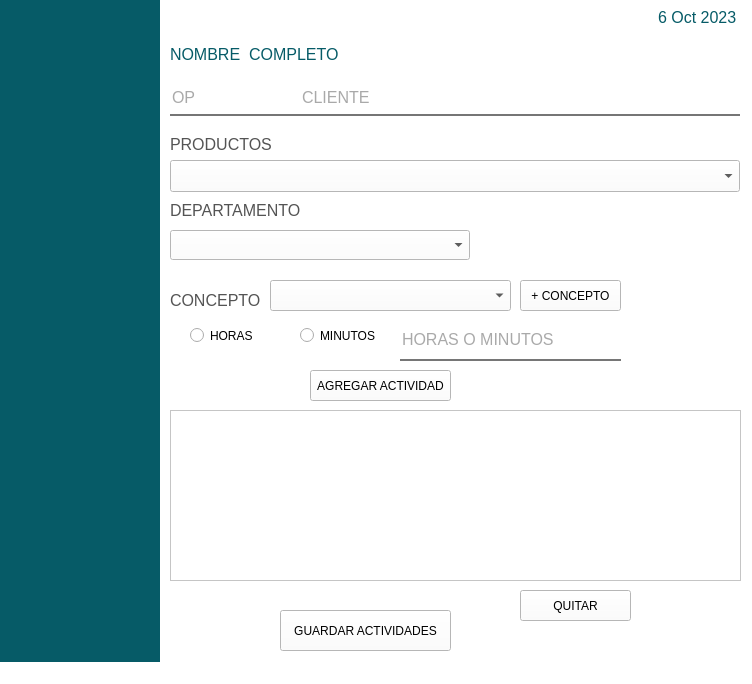
alma-assembled/Actividades_Assembled, file Views/formulario.ui: the form before one commit.
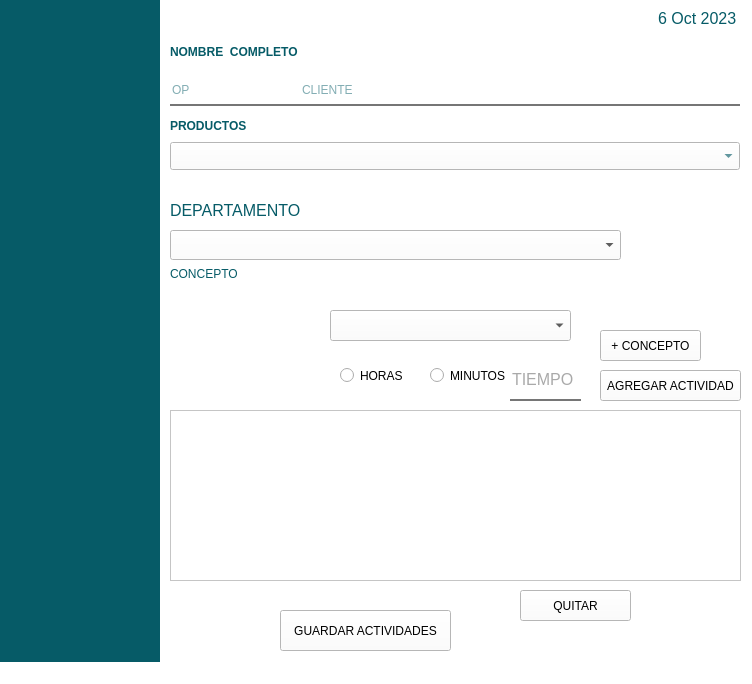
The form after the commit.

Commit message: Mejoras a la vista del formulario.

Diff of the .ui file:
```diff
--- a/Views/formulario.ui
+++ b/Views/formulario.ui
@@ -37,9 +37,9 @@
    <widget class="QLineEdit" name="txt_horasMinutos">
     <property name="geometry">
      <rect>
-      <x>400</x>
-      <y>320</y>
-      <width>221</width>
+      <x>510</x>
+      <y>360</y>
+      <width>71</width>
       <height>41</height>
      </rect>
     </property>
@@ -58,33 +58,34 @@
      <string/>
     </property>
     <property name="placeholderText">
-     <string>HORAS O MINUTOS</string>
+     <string>TIEMPO</string>
     </property>
    </widget>
    <widget class="QLineEdit" name="txt_op">
     <property name="geometry">
      <rect>
       <x>170</x>
-      <y>80</y>
+      <y>74</y>
       <width>130</width>
-      <height>36</height>
+      <height>32</height>
      </rect>
     </property>
     <property name="font">
      <font>
+      <family>Arial</family>
       <pointsize>-1</pointsize>
      </font>
     </property>
     <property name="styleSheet">
      <string notr="true">width: 100%;
   padding: 10px 0;
-  font-size: 16px;
-  color: #fff;
+  font-size: 12px;
+  color: rgb(6, 91, 103);
   border: none;
   outline: none;
   background: transparent;
 border-bottom: 2px solid rgb(118, 118, 118) ;
-color: rgb(84, 84, 84);</string>
+color: rgb(6, 91, 103);</string>
     </property>
     <property name="text">
      <string/>
@@ -119,11 +120,22 @@
       <x>170</x>
       <y>40</y>
       <width>561</width>
-      <height>28</height>
+      <height>24</height>
      </rect>
     </property>
+    <property name="font">
+     <font>
+      <family>Arial</family>
+      <pointsize>-1</pointsize>
+      <weight>75</weight>
+      <bold>true</bold>
+     </font>
+    </property>
+    <property name="focusPolicy">
+     <enum>Qt::TabFocus</enum>
+    </property>
     <property name="styleSheet">
-     <string notr="true">  font-size: 16px;
+     <string notr="true">  font-size: 12px;
 color: rgb(6, 91, 103);
 </string>
     </property>
@@ -138,21 +150,30 @@
     <property name="geometry">
      <rect>
       <x>300</x>
-      <y>80</y>
+      <y>74</y>
       <width>440</width>
-      <height>36</height>
+      <height>32</height>
      </rect>
     </property>
+    <property name="font">
+     <font>
+      <family>Arial</family>
+      <pointsize>-1</pointsize>
+     </font>
+    </property>
+    <property name="focusPolicy">
+     <enum>Qt::TabFocus</enum>
+    </property>
     <property name="styleSheet">
      <string notr="true">width: 100%;
   padding: 10px 0;
-  font-size: 16px;
-  color: #fff;
+  font-size: 12px;
+  color: rgb(6, 91, 103);
   border: none;
   outline: none;
   background: transparent;
 border-bottom: 2px solid rgb(118, 118, 118) ;
-color: rgb(84, 84, 84);</string>
+color: rgb(6, 91, 103);</string>
     </property>
     <property name="text">
      <string/>
@@ -172,7 +193,7 @@
     </property>
     <property name="styleSheet">
      <string notr="true">  font-size: 16px;
-color: rgb(84, 84, 84);</string>
+color: rgb(6, 91, 103);;</string>
     </property>
     <property name="text">
      <string>DEPARTAMENTO</string>
@@ -182,14 +203,14 @@
     <property name="geometry">
      <rect>
       <x>170</x>
-      <y>280</y>
-      <width>91</width>
-      <height>41</height>
+      <y>260</y>
+      <width>92</width>
+      <height>28</height>
      </rect>
     </property>
     <property name="styleSheet">
-     <string notr="true">  font-size: 16px;
-color: rgb(84, 84, 84);</string>
+     <string notr="true">  font-size: 12px;
+color: rgb(6, 91, 103);</string>
     </property>
     <property name="text">
      <string>CONCEPTO</string>
@@ -198,8 +219,8 @@
    <widget class="QComboBox" name="cb_concepto">
     <property name="geometry">
      <rect>
-      <x>270</x>
-      <y>280</y>
+      <x>330</x>
+      <y>310</y>
       <width>241</width>
       <height>31</height>
      </rect>
@@ -212,8 +233,8 @@
    <widget class="QPushButton" name="btn_concepto">
     <property name="geometry">
      <rect>
-      <x>520</x>
-      <y>280</y>
+      <x>600</x>
+      <y>330</y>
       <width>101</width>
       <height>31</height>
      </rect>
@@ -228,8 +249,8 @@
    <widget class="QRadioButton" name="rb_horas">
     <property name="geometry">
      <rect>
-      <x>190</x>
-      <y>320</y>
+      <x>340</x>
+      <y>360</y>
       <width>82</width>
       <height>31</height>
      </rect>
@@ -241,8 +262,8 @@
    <widget class="QRadioButton" name="rb_minutos">
     <property name="geometry">
      <rect>
-      <x>300</x>
-      <y>320</y>
+      <x>430</x>
+      <y>360</y>
       <width>82</width>
       <height>31</height>
      </rect>
@@ -271,7 +292,7 @@
    <widget class="QPushButton" name="btn_agregarActividad">
     <property name="geometry">
      <rect>
-      <x>310</x>
+      <x>600</x>
       <y>370</y>
       <width>141</width>
       <height>31</height>
@@ -306,7 +327,7 @@
      <rect>
       <x>170</x>
       <y>230</y>
-      <width>300</width>
+      <width>451</width>
       <height>30</height>
      </rect>
     </property>
@@ -327,13 +348,14 @@
     <property name="geometry">
      <rect>
       <x>640</x>
-      <y>3</y>
+      <y>6</y>
       <width>100</width>
-      <height>28</height>
+      <height>24</height>
      </rect>
     </property>
     <property name="font">
      <font>
+      <family>Arial</family>
       <pointsize>12</pointsize>
      </font>
     </property>
@@ -365,18 +387,19 @@
     <property name="geometry">
      <rect>
       <x>170</x>
-      <y>160</y>
+      <y>142</y>
       <width>570</width>
-      <height>32</height>
+      <height>28</height>
      </rect>
     </property>
     <property name="font">
      <font>
+      <family>Arial</family>
       <pointsize>12</pointsize>
      </font>
     </property>
     <property name="styleSheet">
-     <string notr="true"> color: inherit;
+     <string notr="true"> color: rgb(6, 91, 103);;
     background-color: var(--option-bg);</string>
     </property>
    </widget>
@@ -384,14 +407,22 @@
     <property name="geometry">
      <rect>
       <x>170</x>
-      <y>130</y>
+      <y>114</y>
       <width>110</width>
-      <height>28</height>
+      <height>24</height>
      </rect>
     </property>
+    <property name="font">
+     <font>
+      <family>Arial</family>
+      <pointsize>-1</pointsize>
+      <weight>75</weight>
+      <bold>true</bold>
+     </font>
+    </property>
     <property name="styleSheet">
-     <string notr="true">  font-size: 16px;
-color: rgb(84, 84, 84);</string>
+     <string notr="true">  font-size: 12px;
+color: rgb(6, 91, 103);</string>
     </property>
     <property name="text">
      <string>PRODUCTOS</string>
```
Left out of the diff: 6 changed lines with no effect on the pictures.
